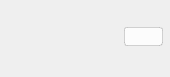
First picture: the form in src/MEGASync/stalled_issues/gui/win/StalledIssueHeader.ui, repository meganz/MEGAsync, before the edit.
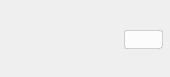
Second picture: the form after the edit.

Commit message: Added several new stalled issues cases // Minor bugs fixed

```diff
--- a/src/MEGASync/stalled_issues/gui/win/StalledIssueHeader.ui
+++ b/src/MEGASync/stalled_issues/gui/win/StalledIssueHeader.ui
@@ -74,7 +74,7 @@
     <number>6</number>
    </property>
    <property name="topMargin">
-    <number>0</number>
+    <number>6</number>
    </property>
    <property name="rightMargin">
     <number>7</number>
@@ -129,14 +129,14 @@
        <widget class="QLabel" name="errorTitleIcon">
         <property name="minimumSize">
          <size>
-          <width>16</width>
-          <height>16</height>
+          <width>24</width>
+          <height>24</height>
          </size>
         </property>
         <property name="maximumSize">
          <size>
-          <width>16</width>
-          <height>16</height>
+          <width>24</width>
+          <height>24</height>
          </size>
         </property>
         <property name="text">
@@ -192,7 +192,7 @@
        <number>3</number>
       </property>
       <property name="leftMargin">
-       <number>0</number>
+       <number>1</number>
       </property>
       <property name="topMargin">
        <number>0</number>
```
The commit also changes 22 other files.
